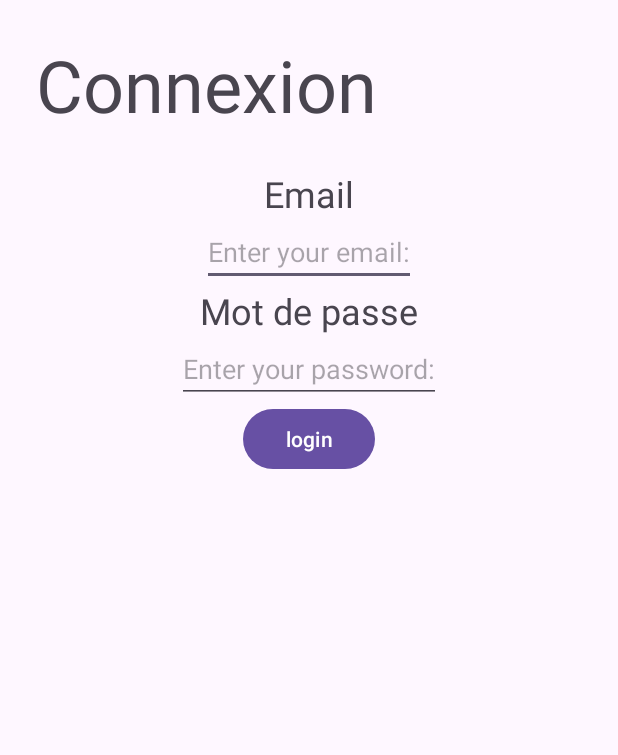
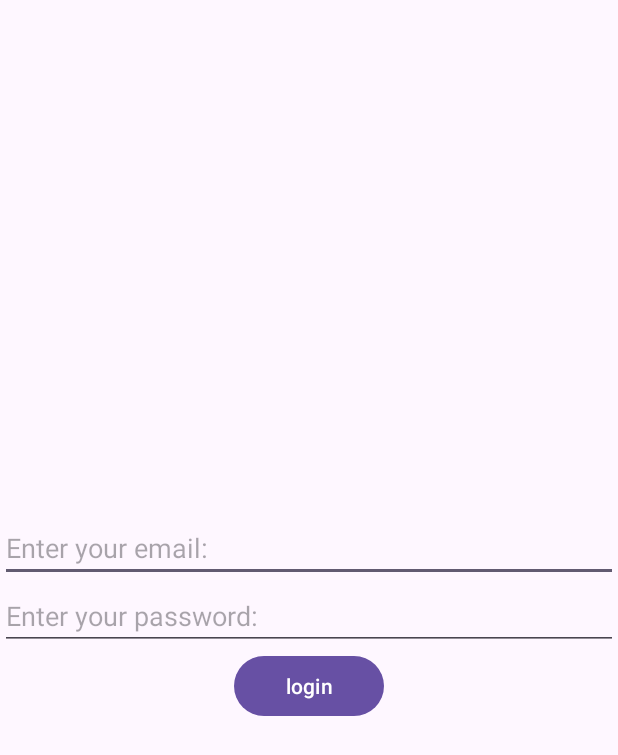
Before and after one commit to clement-chn/KotlinApp, an Android app: the screen it shows after launch (MainActivity), on a phone screen of 412 x 824 dp. Shown: the top 755 px of the screen. Run offline under Robolectric (Android 15) with nearby library versions, the phone set to English and light mode, and no system bars.

Commit message:
exercice de login

```diff
--- a/app/src/main/res/layout/activity_main.xml
+++ b/app/src/main/res/layout/activity_main.xml
@@ -1,72 +1,31 @@
 <?xml version="1.0" encoding="utf-8"?>
-<androidx.constraintlayout.widget.ConstraintLayout xmlns:android="http://schemas.android.com/apk/res/android"
-    xmlns:app="http://schemas.android.com/apk/res-auto"
-    xmlns:tools="http://schemas.android.com/tools"
+<LinearLayout
     android:id="@+id/main"
+    xmlns:android="http://schemas.android.com/apk/res/android"
     android:layout_width="match_parent"
     android:layout_height="match_parent"
-    tools:context=".MainActivity">
-
-    <TextView
-        android:id="@+id/connexion"
-        android:layout_width="wrap_content"
-        android:layout_height="wrap_content"
-        android:padding="24dp"
-        android:text="Connexion"
-        android:textSize="48dp"
-        android:gravity="center"
-        />
-
-    <TextView
-        android:id="@+id/email"
-        android:layout_width="wrap_content"
-        android:layout_height="wrap_content"
-        android:text="Email"
-        android:textSize="24dp"
-        app:layout_constraintTop_toBottomOf="@id/connexion"
-        app:layout_constraintStart_toStartOf="parent"
-        app:layout_constraintEnd_toEndOf="parent"/>
+    android:orientation="vertical"
+    android:paddingHorizontal="16dp"
+    android:gravity="center">
 
     <EditText
         android:id="@+id/emailedit"
-        android:layout_width="wrap_content"
+        android:layout_width="match_parent"
         android:layout_height="wrap_content"
-        android:hint="Enter your email:"
-        app:layout_constraintTop_toBottomOf="@+id/email"
-        app:layout_constraintStart_toStartOf="parent"
-        app:layout_constraintEnd_toEndOf="parent"
-        />
-
-    <TextView
-        android:id="@+id/text"
-        android:layout_width="wrap_content"
-        android:layout_height="wrap_content"
-        android:text="Mot de passe"
-        android:textSize="24dp"
-        app:layout_constraintTop_toBottomOf="@+id/emailedit"
-        app:layout_constraintStart_toStartOf="parent"
-        app:layout_constraintEnd_toEndOf="parent"/>
+        android:hint="Enter your email:"/>
 
     <EditText
         android:id="@+id/textedit"
-        android:layout_width="wrap_content"
+        android:layout_width="match_parent"
         android:layout_height="wrap_content"
-        android:hint="Enter your password:"
-        app:layout_constraintTop_toBottomOf="@+id/text"
-        app:layout_constraintStart_toStartOf="parent"
-        app:layout_constraintEnd_toEndOf="parent"
-        />
+        android:hint="Enter your password:" />
 
     <Button
         android:id="@+id/send"
-        android:layout_width="wrap_content"
+        android:layout_width="100dp"
         android:layout_height="wrap_content"
         android:text="login"
-        app:layout_constraintTop_toBottomOf="@+id/textedit"
-        app:layout_constraintStart_toStartOf="parent"
-        app:layout_constraintEnd_toEndOf="parent"/>
+        android:layout_gravity="center"
+        />
 
-
-
-
-</androidx.constraintlayout.widget.ConstraintLayout>
+</LinearLayout>
```
